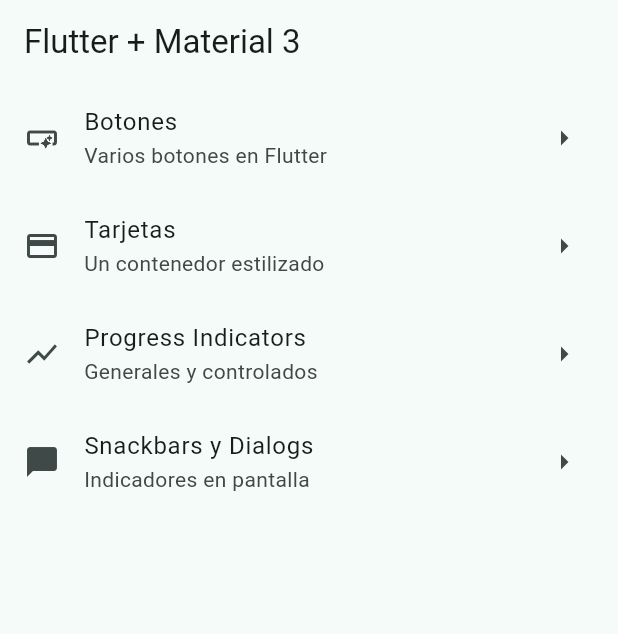
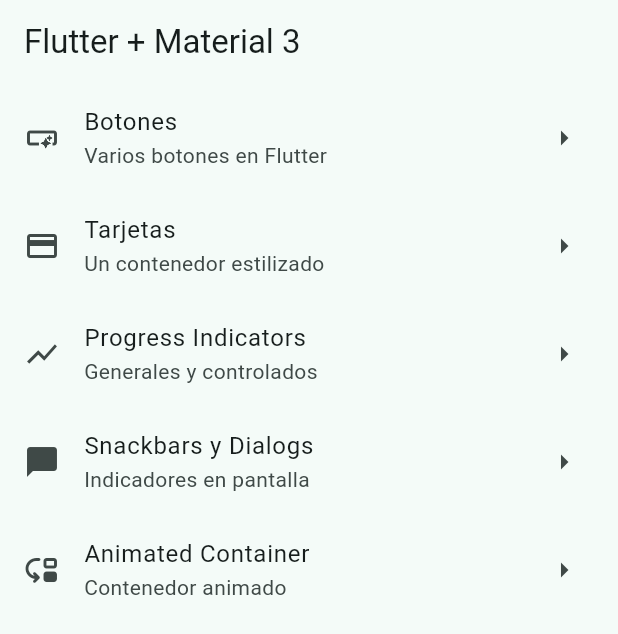
Before and after one commit to auth3rz/app_widgets, a Flutter app: the screen it shows after launch, on a phone screen of 412 x 824 dp. Shown: the top 634 px of the screen. Run offline on Flutter 3.47's test engine with Material 3 defaults, Android fonts, the phone set to English and light mode, and no system bars; our stand-ins replace go_router.

Commit message:
Animated Container finalizado

```diff
--- a/lib/config/goRuter/go_router.dart
+++ b/lib/config/goRuter/go_router.dart
@@ -38,5 +38,12 @@
         return const SnackbarScreen();
       },
     ),
+    GoRoute(
+      path: '/animated',
+      name: AnimatedScreen.name,
+      builder: (context, state) {
+        return const AnimatedScreen();
+      },
+    ),
   ],
 );
--- a/lib/menu/menu_item.dart
+++ b/lib/menu/menu_item.dart
@@ -39,4 +39,10 @@
     link: '/snackbars',
     icon: Icons.messenger_rounded,
   ),
+  MenuItem(
+    title: 'Animated Container',
+    subTitle: 'Contenedor animado',
+    link: '/animated',
+    icon: Icons.move_down_rounded,
+  ),
 ];
```
Also changed, not shown: lib/presentation/screens/animated/animated_screen.dart (+49 -2 lines).
